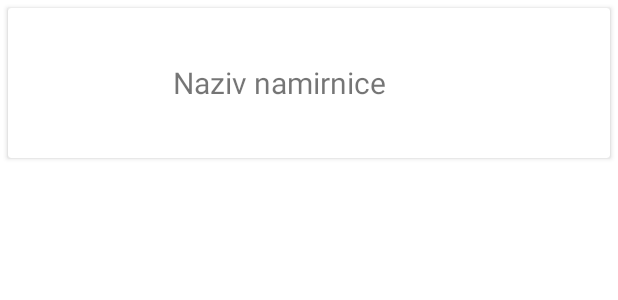
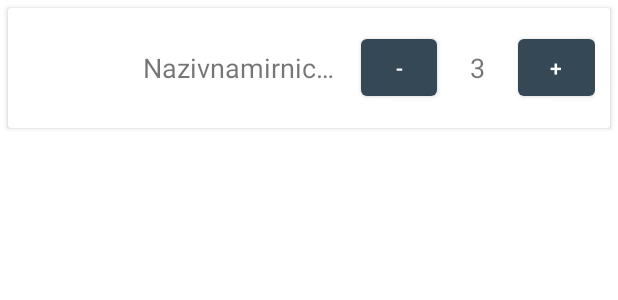
Before and after one commit to foivz/rampu22-ssmrcek20-kvardijan-fsostaric20, an Android app: the layout hladnjak_lista_namirnica_item.xml on its own in the app's theme, with its tools: preview values and no code run, on a phone screen of 412 x 824 dp. Shown: the top 300 px of the screen. Run offline under Robolectric (Android 15) with nearby library versions, the phone set to English and light mode, and no system bars.

Commit message:
Dodani layout elementi za količinu namirnica Nemaju još povezanih funkcionalnosti. #2

```diff
--- a/Software/app/src/main/res/layout/hladnjak_lista_namirnica_item.xml
+++ b/Software/app/src/main/res/layout/hladnjak_lista_namirnica_item.xml
@@ -1,9 +1,10 @@
 <?xml version="1.0" encoding="utf-8"?>
 <androidx.cardview.widget.CardView
     xmlns:android="http://schemas.android.com/apk/res/android"
+    xmlns:app="http://schemas.android.com/apk/res-auto"
     xmlns:tools="http://schemas.android.com/tools"
     android:layout_width="match_parent"
-    android:layout_height="100dp"
+    android:layout_height="80dp"
     android:layout_margin="5dp"
     android:elevation="10dp">
     <LinearLayout
@@ -12,23 +13,58 @@
 
         <ImageView
             android:id="@+id/img_ikona_namirnice_hladnjak"
-            android:layout_width="100dp"
-            android:layout_height="100dp"
+            android:layout_width="80dp"
+            android:layout_height="80dp"
+            android:contentDescription="Slika namirnice"
             />
 
         <LinearLayout
             android:layout_width="match_parent"
             android:layout_height="match_parent"
-            android:orientation="vertical"
+            android:orientation="horizontal"
             android:gravity="center_vertical"
             android:padding="10dp">
 
             <TextView
                 android:id="@+id/tv_ime_namirnice"
-                android:layout_width="wrap_content"
+                android:layout_width="0sp"
+                android:layout_weight="4"
+                android:maxLines="1"
                 android:layout_height="wrap_content"
-                android:textSize="20sp"
-                tools:text="Naziv namirnice" />
+                android:layout_gravity="center_vertical"
+                android:maxLength="18"
+                android:ellipsize="end"
+                android:textSize="18sp"
+                tools:text="Nazivnamirniceaaaaaa" />
+
+            <Button
+                android:id="@+id/button_oduzimaj"
+                android:layout_width="0dp"
+                android:layout_height="50dp"
+                android:layout_marginStart="10dp"
+                android:text="@string/oduzimanje_kolicine"
+                android:layout_weight="1.5" />
+
+            <TextView
+                android:layout_width="0dp"
+                android:layout_height="wrap_content"
+                android:id="@+id/tv_kolicina_hladnjak"
+                android:maxLength="2"
+                android:layout_weight="1"
+                android:text="3"
+                android:gravity="center"
+                android:layout_marginStart="10dp"
+                android:layout_marginEnd="10dp"
+
+                android:textSize="18sp"/>
+
+            <Button
+                android:id="@+id/button_dodaj"
+                android:layout_width="0dp"
+                android:layout_weight="1.5"
+                android:layout_height="50dp"
+                android:text="@string/dodavanje_kolicine" />
+
 
         </LinearLayout>
     </LinearLayout>
--- a/Software/app/src/main/res/values/strings.xml
+++ b/Software/app/src/main/res/values/strings.xml
@@ -4,4 +4,6 @@
     <string name="recipes">recepti</string>
     <string name="shopping_list">kupovina</string>
     <string name="poruka_greske_hladnjak">Namirnice hladnjaka trenutno nisu dostupne :(</string>
+    <string name="oduzimanje_kolicine">-</string>
+    <string name="dodavanje_kolicine">+</string>
 </resources>
```
